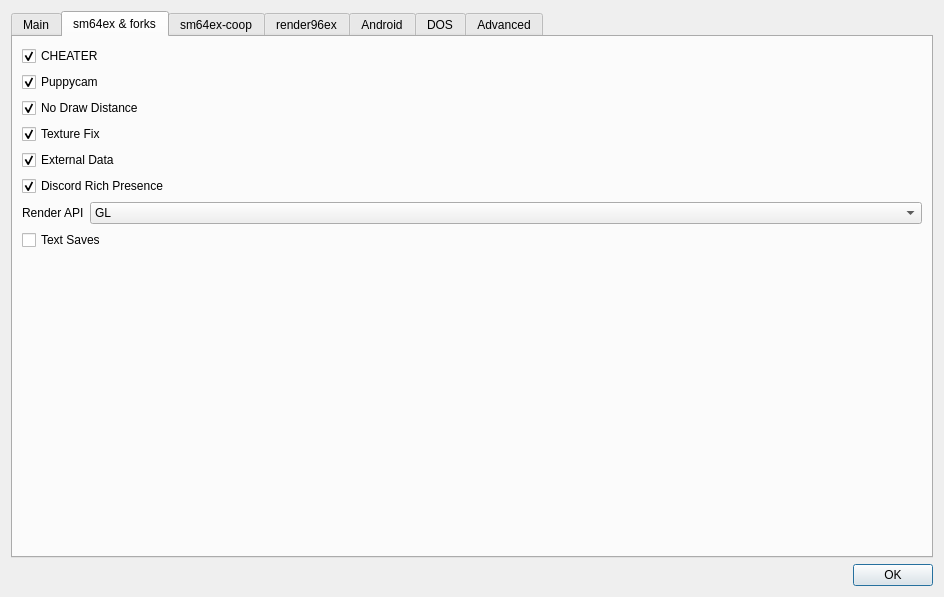
The window that sml.ui (bs2kbs2k/smlinux-configui) describes before a commit, drawn with Qt 5.
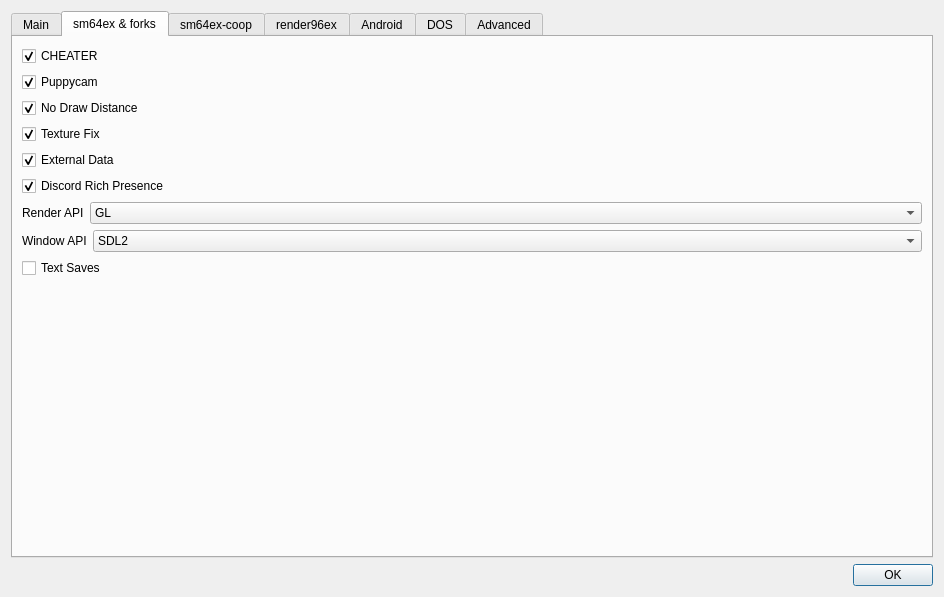
The same window after the commit. The open tabs and pages were chosen to show the change.

Diff of the .ui file:
```diff
--- a/sml.ui
+++ b/sml.ui
@@ -294,6 +294,31 @@
          </item>
         </layout>
        </item>
+       <item>
+        <layout class="QFormLayout" name="formLayout_10">
+         <item row="0" column="0">
+          <widget class="QLabel" name="label_10">
+           <property name="text">
+            <string>Window API</string>
+           </property>
+          </widget>
+         </item>
+         <item row="0" column="1">
+          <widget class="QComboBox" name="opt_WINDOW_API">
+           <item>
+            <property name="text">
+             <string>SDL2</string>
+            </property>
+           </item>
+           <item>
+            <property name="text">
+             <string>SDL1</string>
+            </property>
+           </item>
+          </widget>
+         </item>
+        </layout>
+       </item>
        <item>
         <widget class="QCheckBox" name="opt_TEXTSAVES">
          <property name="text">
```
Left out of the diff: 2 changed lines with no effect on the pictures.
